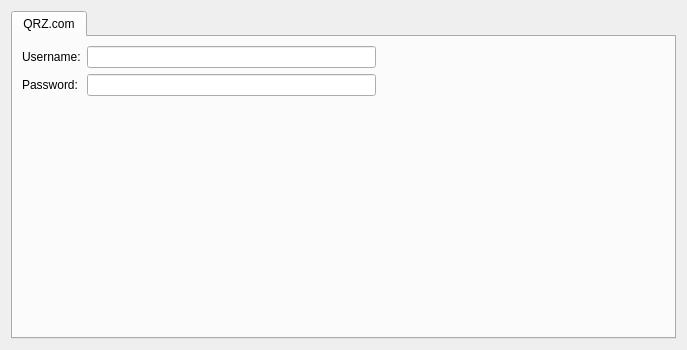
The window that src/plugins/logbook/callsignlookup/callsignlookupsettingspage.ui (Norman0406/LISA) describes before a commit, drawn with Qt 5.
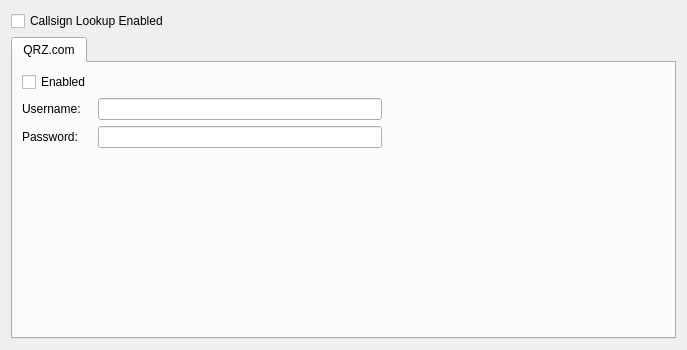
The same window after the commit.

Commit message: enabling and disabling callsign lookup

The edit to the form file:
```diff
--- a/src/plugins/logbook/callsignlookup/callsignlookupsettingspage.ui
+++ b/src/plugins/logbook/callsignlookup/callsignlookupsettingspage.ui
@@ -14,7 +14,7 @@
    <string>Dialog</string>
   </property>
   <layout class="QGridLayout" name="gridLayout">
-   <item row="0" column="0">
+   <item row="1" column="0">
     <widget class="QTabWidget" name="tabWidget">
      <property name="currentIndex">
       <number>0</number>
@@ -24,43 +24,7 @@
        <string>QRZ.com</string>
       </attribute>
       <layout class="QGridLayout" name="gridLayout_2">
-       <item row="1" column="0">
-        <widget class="QLabel" name="label_2">
-         <property name="sizePolicy">
-          <sizepolicy hsizetype="Maximum" vsizetype="Preferred">
-           <horstretch>0</horstretch>
-           <verstretch>0</verstretch>
-          </sizepolicy>
-         </property>
-         <property name="text">
-          <string>Password:</string>
-         </property>
-        </widget>
-       </item>
-       <item row="1" column="1">
-        <widget class="QLineEdit" name="edPassword">
-         <property name="echoMode">
-          <enum>QLineEdit::Password</enum>
-         </property>
-        </widget>
-       </item>
-       <item row="0" column="0">
-        <widget class="QLabel" name="label">
-         <property name="sizePolicy">
-          <sizepolicy hsizetype="Maximum" vsizetype="Preferred">
-           <horstretch>0</horstretch>
-           <verstretch>0</verstretch>
-          </sizepolicy>
-         </property>
-         <property name="text">
-          <string>Username:</string>
-         </property>
-        </widget>
-       </item>
-       <item row="0" column="1">
-        <widget class="QLineEdit" name="edUsername"/>
-       </item>
-       <item row="0" column="2">
+       <item row="1" column="2">
         <spacer name="horizontalSpacer">
          <property name="orientation">
           <enum>Qt::Horizontal</enum>
@@ -74,6 +38,48 @@
         </spacer>
        </item>
        <item row="2" column="1">
+        <widget class="QLineEdit" name="edQRZPassword">
+         <property name="echoMode">
+          <enum>QLineEdit::Password</enum>
+         </property>
+        </widget>
+       </item>
+       <item row="2" column="0">
+        <widget class="QLabel" name="label_2">
+         <property name="sizePolicy">
+          <sizepolicy hsizetype="Maximum" vsizetype="Preferred">
+           <horstretch>0</horstretch>
+           <verstretch>0</verstretch>
+          </sizepolicy>
+         </property>
+         <property name="text">
+          <string>Password:</string>
+         </property>
+         <property name="buddy">
+          <cstring>edQRZPassword</cstring>
+         </property>
+        </widget>
+       </item>
+       <item row="1" column="1">
+        <widget class="QLineEdit" name="edQRZUsername"/>
+       </item>
+       <item row="1" column="0">
+        <widget class="QLabel" name="label">
+         <property name="sizePolicy">
+          <sizepolicy hsizetype="Maximum" vsizetype="Preferred">
+           <horstretch>0</horstretch>
+           <verstretch>0</verstretch>
+          </sizepolicy>
+         </property>
+         <property name="text">
+          <string>Username:</string>
+         </property>
+         <property name="buddy">
+          <cstring>edQRZUsername</cstring>
+         </property>
+        </widget>
+       </item>
+       <item row="3" column="1">
         <spacer name="verticalSpacer">
          <property name="orientation">
           <enum>Qt::Vertical</enum>
@@ -86,10 +92,24 @@
          </property>
         </spacer>
        </item>
+       <item row="0" column="0">
+        <widget class="QCheckBox" name="chkQRZEnabled">
+         <property name="text">
+          <string>Enabled</string>
+         </property>
+        </widget>
+       </item>
       </layout>
      </widget>
     </widget>
    </item>
+   <item row="0" column="0">
+    <widget class="QCheckBox" name="chkLookupEnabled">
+     <property name="text">
+      <string>Callsign Lookup Enabled</string>
+     </property>
+    </widget>
+   </item>
   </layout>
  </widget>
  <resources/>
```
Left out of the diff: 58 changed lines with no effect on the pictures. The commit also changes 8 other files.
